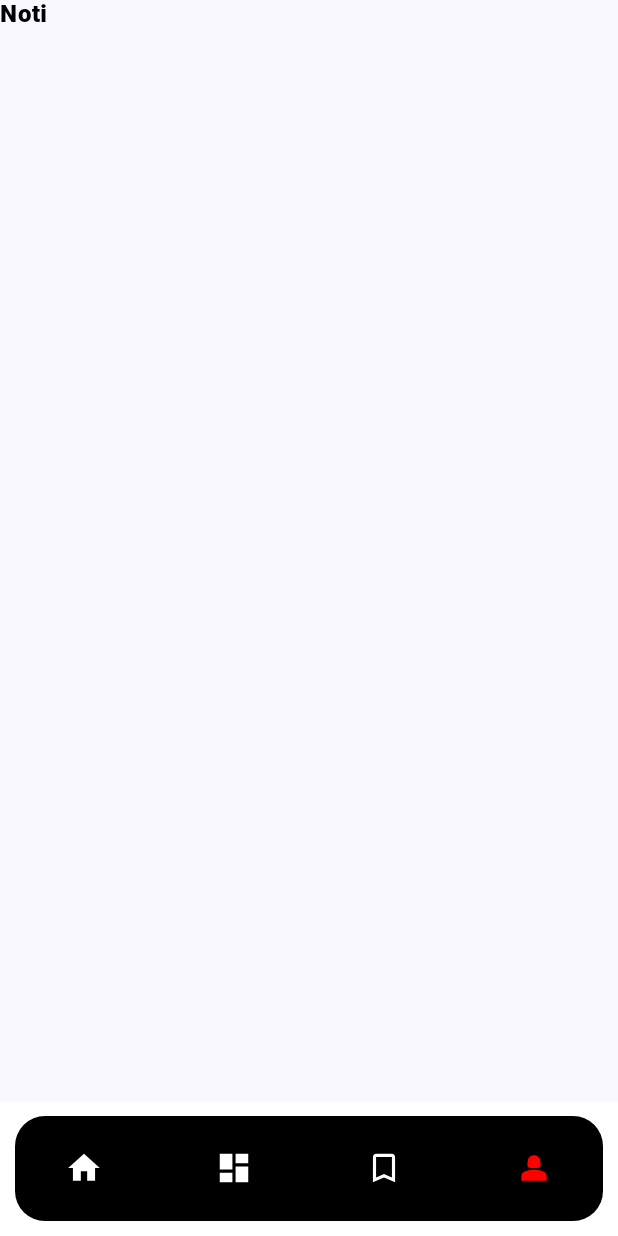
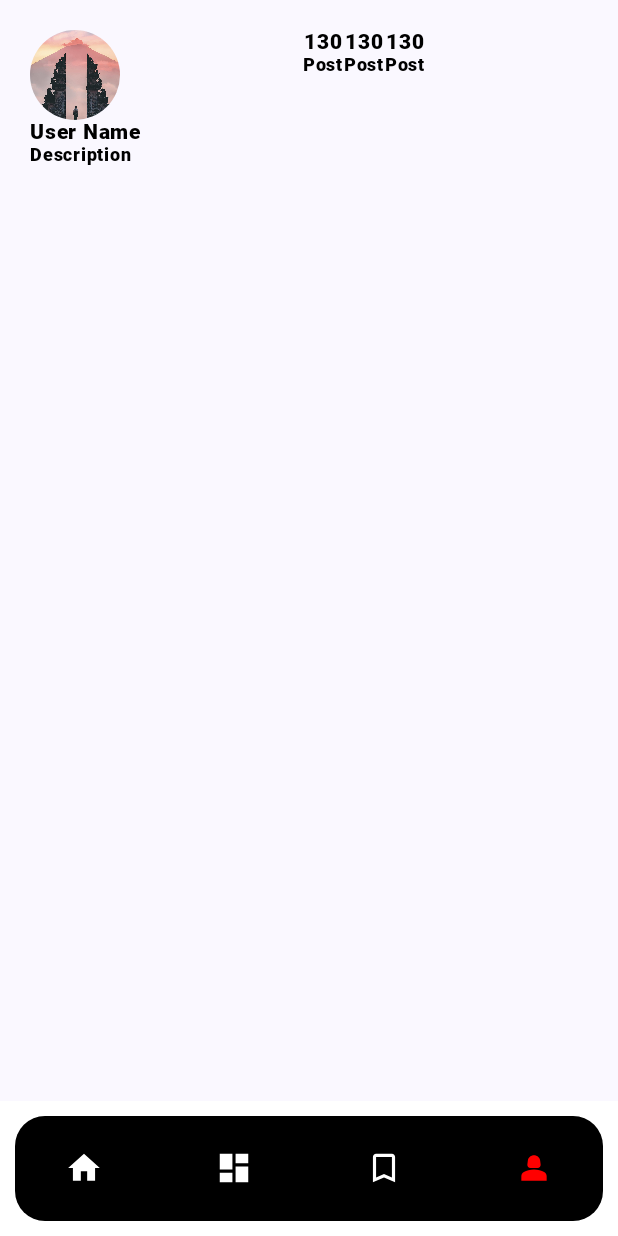
Before and after one commit to iamshaikhasif/travel_application_compose, an Android app built with Jetpack Compose: the screen it shows after launch (MainActivity), item 4 of the bottom bar chosen, on a phone screen of 412 x 824 dp. Run offline under Robolectric (Android 15) with nearby library versions, the phone set to English and light mode, and no system bars.

Commit message:
profile screen

```diff
--- a/app/src/main/java/com/example/travelapplication/routing/AppNavHost.kt
+++ b/app/src/main/java/com/example/travelapplication/routing/AppNavHost.kt
@@ -10,7 +10,7 @@ import com.example.travelapplication.ui.home.DashboardScreen
 import com.example.travelapplication.ui.home.ExploreScreen
 import com.example.travelapplication.ui.home.FavScreen
 import com.example.travelapplication.ui.home.HomeScreen
-import com.example.travelapplication.ui.home.NotiScreen
+import com.example.travelapplication.ui.profile.ProfileScreen
 
 
 @Composable
@@ -51,7 +51,7 @@ fun BottomNavHost(
             FavScreen()
         }
         composable(NavigationItem.Profile.route) {
-            NotiScreen()
+            ProfileScreen()
         }
         composable(NavigationItem.Explore.route) {
             ExploreScreen()
--- a/app/src/main/java/com/example/travelapplication/ui/home/HomeScreen.kt
+++ b/app/src/main/java/com/example/travelapplication/ui/home/HomeScreen.kt
@@ -78,11 +78,6 @@ fun FavScreen() {
 }
 
 @Composable
-fun NotiScreen() {
-    Text(text = "Noti")
-}
-
-@Composable
 fun ExploreScreen() {
     Text(text = "Exp")
 }
--- /dev/null
+++ b/app/src/main/java/com/example/travelapplication/ui/profile/ProfileImageSection.kt
@@ -0,0 +1,153 @@
+package com.example.travelapplication.ui.profile
+
+import androidx.compose.foundation.Image
+import androidx.compose.foundation.background
+import androidx.compose.foundation.layout.Arrangement
+import androidx.compose.foundation.layout.Box
+import androidx.compose.foundation.layout.Column
+import androidx.compose.foundation.layout.Row
+import androidx.compose.foundation.layout.Spacer
+import androidx.compose.foundation.layout.fillMaxWidth
+import androidx.compose.foundation.layout.height
+import androidx.compose.foundation.layout.padding
+import androidx.compose.foundation.layout.size
+import androidx.compose.foundation.shape.CircleShape
+import androidx.compose.foundation.shape.RoundedCornerShape
+import androidx.compose.material.icons.Icons
+import androidx.compose.material.icons.filled.Edit
+import androidx.compose.material3.Icon
+import androidx.compose.material3.MaterialTheme
+import androidx.compose.material3.Text
+import androidx.compose.runtime.Composable
+import androidx.compose.ui.Alignment
+import androidx.compose.ui.Modifier
+import androidx.compose.ui.draw.clip
+import androidx.compose.ui.graphics.Color
+import androidx.compose.ui.layout.ContentScale
+import androidx.compose.ui.res.painterResource
+import androidx.compose.ui.text.font.FontWeight
+import androidx.compose.ui.tooling.preview.Preview
+import androidx.compose.ui.unit.dp
+import androidx.compose.ui.unit.sp
+import com.example.travelapplication.R
+
+
+@Composable
+fun ProfileImageSection() {
+    Row(
+        modifier = Modifier
+            .fillMaxWidth()
+            .padding(20.dp)
+    ) {
+        ProfileImageBio()
+        FollowerDetails(modifier = Modifier.weight(1f))
+    }
+}
+
+
+@Composable
+fun ProfileImageBio() {
+    Column(
+        horizontalAlignment = Alignment.Start,
+    ) {
+        Box(
+            contentAlignment = Alignment.Center,
+            modifier = Modifier
+                .height(60.dp)
+        ) {
+            Image(
+                painter = painterResource(R.drawable.splash_bg),
+                contentDescription = "avatar",
+                contentScale = ContentScale.Crop,
+                modifier = Modifier
+                    .size(60.dp)
+                    .clip(CircleShape)
+            )
+            /*Box(
+                contentAlignment = Alignment.BottomEnd,
+                modifier = Modifier
+                    .size(60.dp)
+            ) {
+                Box(
+                    contentAlignment = Alignment.Center,
+                    modifier = Modifier
+                        .size(15.dp)
+                        .clip(shape = RoundedCornerShape(90.dp))
+                        .background(Color.Black)
+                ) {
+                    Icon(
+                        imageVector = Icons.Filled.Edit,
+                        contentDescription = null,
+                        tint = Color.White
+                    )
+                }
+            }*/
+        }
+
+        Text(
+            text = "User Name",
+            style = MaterialTheme.typography.labelMedium
+        )
+        Text(
+            text = "Description",
+            style = MaterialTheme.typography.labelSmall.copy(
+                fontWeight = FontWeight.Normal
+            )
+        )
+    }
+}
+
+@Composable
+fun FollowerDetails(modifier: Modifier) {
+    Row(horizontalArrangement = Arrangement.Center, verticalAlignment =  Alignment.CenterVertically, modifier = modifier) {
+        Column(
+            horizontalAlignment = Alignment.CenterHorizontally,
+        ) {
+            Text(
+                text = "130",
+                style = MaterialTheme.typography.labelMedium
+            )
+            Text(
+                text = "Post",
+                style = MaterialTheme.typography.labelSmall.copy(
+                    fontWeight = FontWeight.Normal
+                )
+            )
+        }
+        Column(
+            horizontalAlignment = Alignment.CenterHorizontally,
+        ) {
+            Text(
+                text = "130",
+                style = MaterialTheme.typography.labelMedium
+            )
+            Text(
+                text = "Post",
+                style = MaterialTheme.typography.labelSmall.copy(
+                    fontWeight = FontWeight.Normal
+                )
+            )
+        }
+        Column(
+            horizontalAlignment = Alignment.CenterHorizontally,
+        ) {
+            Text(
+                text = "130",
+                style = MaterialTheme.typography.labelMedium
+            )
+            Text(
+                text = "Post",
+                style = MaterialTheme.typography.labelSmall.copy(
+                    fontWeight = FontWeight.Normal
+                )
+            )
+        }
+    }
+}
+
+
+@Preview(showSystemUi = true, showBackground = true)
+@Composable
+private fun Profile() {
+    ProfileImageSection()
+}
--- /dev/null
+++ b/app/src/main/java/com/example/travelapplication/ui/profile/ProfileScreen.kt
@@ -0,0 +1,40 @@
+package com.example.travelapplication.ui.profile
+
+import androidx.compose.foundation.Image
+import androidx.compose.foundation.background
+import androidx.compose.foundation.layout.Box
+import androidx.compose.foundation.layout.Column
+import androidx.compose.foundation.layout.fillMaxWidth
+import androidx.compose.foundation.layout.height
+import androidx.compose.foundation.layout.padding
+import androidx.compose.foundation.layout.size
+import androidx.compose.foundation.shape.CircleShape
+import androidx.compose.foundation.shape.RoundedCornerShape
+import androidx.compose.material.icons.Icons
+import androidx.compose.material.icons.filled.Edit
+import androidx.compose.material.icons.filled.KeyboardDoubleArrowRight
+import androidx.compose.material3.Icon
+import androidx.compose.material3.Text
+import androidx.compose.runtime.Composable
+import androidx.compose.ui.Alignment
+import androidx.compose.ui.Modifier
+import androidx.compose.ui.draw.clip
+import androidx.compose.ui.graphics.Color
+import androidx.compose.ui.layout.ContentScale
+import androidx.compose.ui.res.painterResource
+import androidx.compose.ui.tooling.preview.Preview
+import androidx.compose.ui.unit.dp
+import com.example.travelapplication.R
+
+@Composable
+fun ProfileScreen() {
+    Column {
+        ProfileImageSection()
+    }
+}
+
+@Preview(showSystemUi = true, showBackground = true)
+@Composable
+private fun Profile() {
+    ProfileScreen()
+}
```
